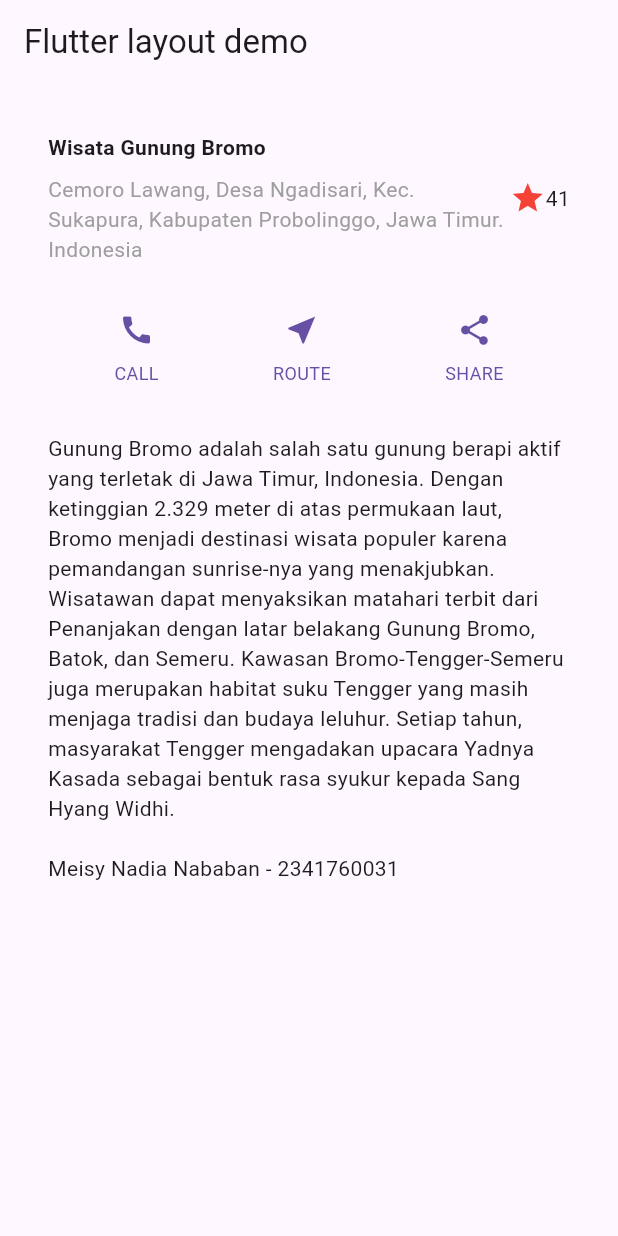
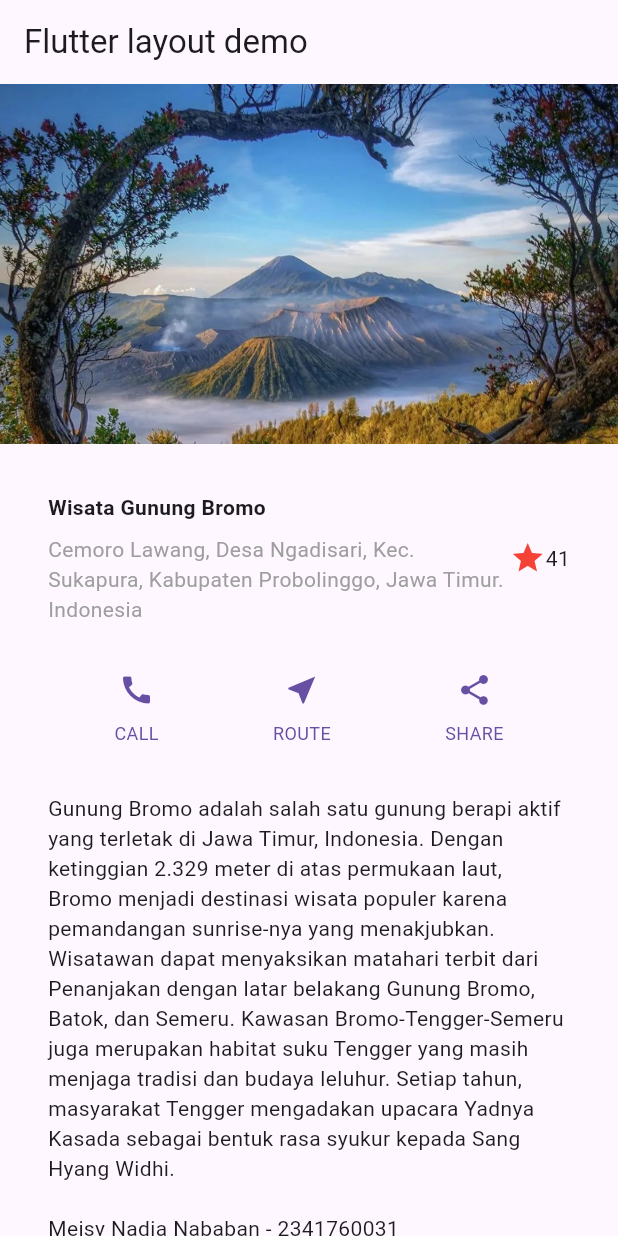
Before and after one commit to MeisyNadiaNababan/flutter_layout, a Flutter app: the screen it shows after launch, on a phone screen of 412 x 824 dp. Run offline on Flutter 3.47's test engine with Material 3 defaults, Android fonts, the phone set to English and light mode, and no system bars.

```diff
--- a/lib/main.dart
+++ b/lib/main.dart
@@ -81,8 +81,15 @@ class MyApp extends StatelessWidget {
         appBar: AppBar(
           title: const Text('Flutter layout demo'),
         ),
-        body: Column(
+        body: ListView( // Praktikum 4: Implementasi image section //Langkah 3: Terakhir, ubah menjadi ListView
+          // Praktikum 4: Implementasi image section // Langkah 2: Tambahkan gambar ke body
           children: [
+            Image.asset(
+              'images/bromo.png',
+              width: 600,
+              height: 240,
+              fit: BoxFit.cover,
+            ),
             titleSection,
             buttonSection,  // Praktikum 2: Implementasi button row // Langkah 3: Tambah button section ke body
             textSection, // Praktikum 3: Implementasi text section // Langkah 2: Tambahkan variabel text section ke body
--- a/pubspec.yaml
+++ b/pubspec.yaml
@@ -57,6 +57,9 @@ flutter:
   # the material Icons class.
   uses-material-design: true
 
+  assets:
+  - images/bromo.png
+
   # To add assets to your application, add an assets section, like this:
   # assets:
   #   - images/a_dot_burr.jpeg
```
Also changed, not shown: images/11.png (added), images/12.png (added), images/13.png (added), images/14.png (added), images/bromo.png (added), 1 other file.
